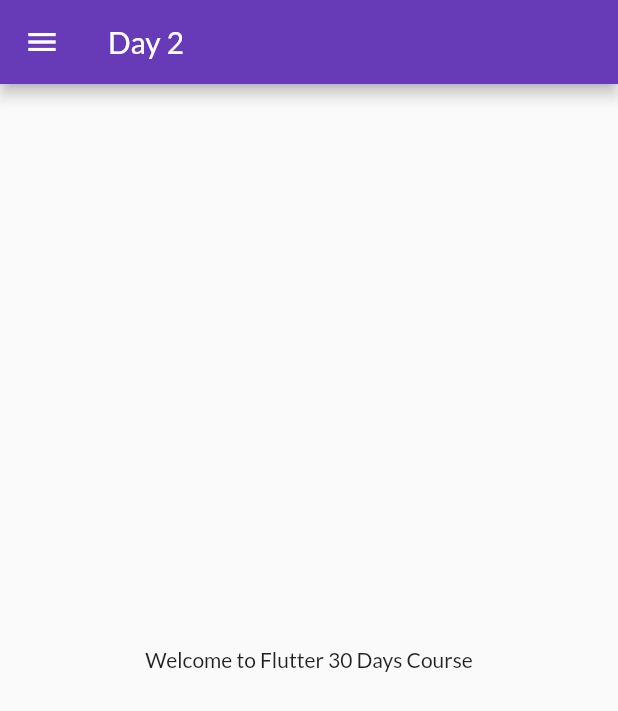
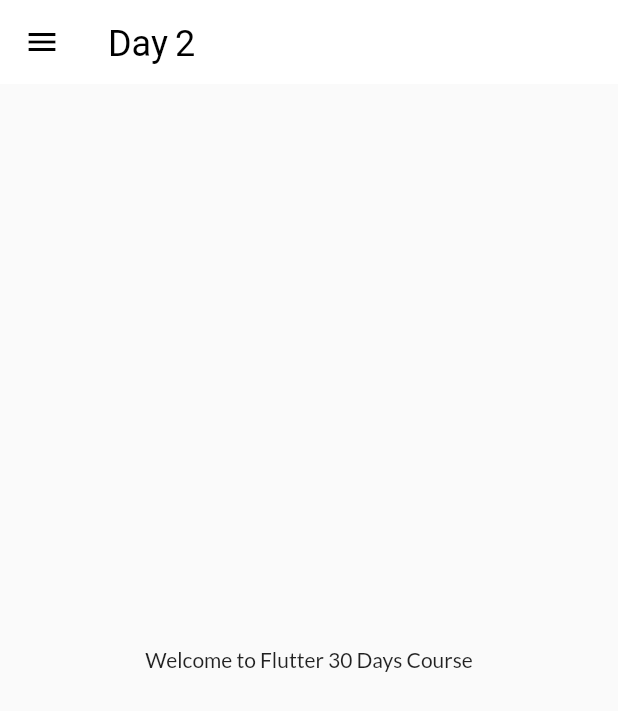
Before and after one commit to jobanjit-singh/FlutterLearn, a Flutter app: the screen it shows after launch, on a phone screen of 412 x 824 dp. Shown: the top 711 px of the screen. Run offline on Flutter 3.47's test engine with Material 2 defaults, Android fonts, the phone set to English and light mode, and no system bars; our stand-ins replace google_fonts.

Commit message:
Day 10 Implemented

```diff
--- a/lib/main.dart
+++ b/lib/main.dart
@@ -1,10 +1,11 @@
 import 'package:day_2/Screens/Home_Page.dart';
 import 'package:day_2/Screens/login_page.dart';
 import 'package:day_2/utils/routes.dart';
+import 'package:day_2/widgets/theme.dart';
 import 'package:flutter/material.dart';
 import 'package:google_fonts/google_fonts.dart';
 
-void main(){
+void main() {
   runApp(MyApp());
 }
 
@@ -16,14 +17,12 @@
     return MaterialApp(
       debugShowCheckedModeBanner: false,
       themeMode: ThemeMode.light,
-      theme: ThemeData(
-        primarySwatch: Colors.deepPurple,
-        fontFamily: GoogleFonts.lato().fontFamily
-      ),
+      theme: MyTheme.lightTheme(context),
+      darkTheme: MyTheme.darkTheme(context),
       routes: {
-        "/":(context) => loginPage(),
-        MyRoutes.home:(context) => homepage(),
-        MyRoutes.login:(context) => loginPage()
+        "/": (context) => loginPage(),
+        MyRoutes.home: (context) => homepage(),
+        MyRoutes.login: (context) => loginPage()
       },
       initialRoute: MyRoutes.home,
     );
--- /dev/null
+++ b/lib/widgets/theme.dart
@@ -0,0 +1,22 @@
+import 'package:flutter/material.dart';
+import 'package:google_fonts/google_fonts.dart';
+
+class MyTheme {
+  static ThemeData lightTheme(BuildContext context) {
+    return ThemeData(
+      primarySwatch: Colors.deepPurple,
+      fontFamily: GoogleFonts.lato().fontFamily,
+      appBarTheme: AppBarTheme(
+          backgroundColor: Colors.white,
+          elevation: 0.0,
+          iconTheme: IconThemeData(color: Colors.black),
+          titleTextStyle: TextStyle(color: Colors.black, fontSize: 24)),
+    );
+  }
+
+  static ThemeData darkTheme(BuildContext context) {
+    return ThemeData(
+      brightness: Brightness.dark
+    );
+  }
+}
```
Also changed, not shown: lib/data/product.json (added, +21 -0 lines), lib/models/productModel.dart (added, +12 -0 lines).
